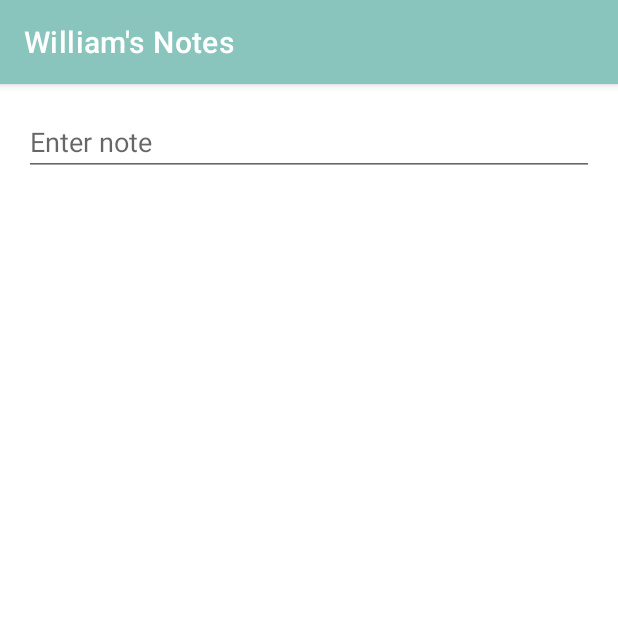
After one commit to ismayilovmurad/Williams-Notes, an Android app: the EditFragment screen opened through its navigation route, on a phone screen of 412 x 824 dp, the top half of it. The commit adds this screen. Run offline under Robolectric (Android 15) with nearby library versions, the phone set to English and light mode, and no system bars; our stand-ins replace data binding.

Commit message:
Add a second fragment to edit notes, Handle a click event on a list item

```diff
--- a/WilliamsNotes/app/src/main/java/com/martiandeveloper/williamsnotes/adapter/NoteAdapter.kt
+++ b/WilliamsNotes/app/src/main/java/com/martiandeveloper/williamsnotes/adapter/NoteAdapter.kt
@@ -8,21 +8,29 @@ import com.martiandeveloper.williamsnotes.R
 import com.martiandeveloper.williamsnotes.databinding.RecyclerviewNoteItemBinding
 import com.martiandeveloper.williamsnotes.model.Note
 
-class NoteAdapter(private val noteList: ArrayList<Note>) :
+class NoteAdapter(
+    private val noteList: ArrayList<Note>,
+    private val itemClickListener: ItemClickListener
+) :
     RecyclerView.Adapter<NoteAdapter.NoteViewHolder>() {
 
     inner class NoteViewHolder(private val recyclerviewNoteItemBinding: RecyclerviewNoteItemBinding) :
         RecyclerView.ViewHolder(recyclerviewNoteItemBinding.root) {
 
-        fun bind(note: Note) {
+        fun bind(note: Note, itemClickListener: ItemClickListener) {
+
             recyclerviewNoteItemBinding.note = note.text
             recyclerviewNoteItemBinding.executePendingBindings()
+
+            itemView.setOnClickListener {
+                itemClickListener.onItemClick(note.id)
+            }
+
         }
 
     }
 
     override fun onCreateViewHolder(parent: ViewGroup, viewType: Int): NoteViewHolder {
-
         val recyclerviewNoteItemBinding: RecyclerviewNoteItemBinding = DataBindingUtil
             .inflate(
                 LayoutInflater.from(parent.context),
@@ -32,15 +40,18 @@ class NoteAdapter(private val noteList: ArrayList<Note>) :
             )
 
         return NoteViewHolder(recyclerviewNoteItemBinding)
-
     }
 
     override fun onBindViewHolder(holder: NoteViewHolder, position: Int) {
-        holder.bind(noteList[position])
+        holder.bind(noteList[position], itemClickListener)
     }
 
     override fun getItemCount(): Int {
         return noteList.size
     }
 
+    interface ItemClickListener {
+        fun onItemClick(noteId: Int)
+    }
+
 }
--- /dev/null
+++ b/WilliamsNotes/app/src/main/java/com/martiandeveloper/williamsnotes/view/EditFragment.kt
@@ -0,0 +1,29 @@
+package com.martiandeveloper.williamsnotes.view
+
+import androidx.lifecycle.ViewModelProvider
+import android.os.Bundle
+import androidx.fragment.app.Fragment
+import android.view.LayoutInflater
+import android.view.View
+import android.view.ViewGroup
+import com.martiandeveloper.williamsnotes.viewmodel.EditViewModel
+import com.martiandeveloper.williamsnotes.R
+
+class EditFragment : Fragment() {
+
+    private lateinit var viewModel: EditViewModel
+
+    override fun onCreateView(
+        inflater: LayoutInflater, container: ViewGroup?,
+        savedInstanceState: Bundle?
+    ): View? {
+        return inflater.inflate(R.layout.fragment_edit, container, false)
+    }
+
+    override fun onActivityCreated(savedInstanceState: Bundle?) {
+        super.onActivityCreated(savedInstanceState)
+        viewModel = ViewModelProvider(this).get(EditViewModel::class.java)
+        // TODO: Use the ViewModel
+    }
+
+}
--- a/WilliamsNotes/app/src/main/java/com/martiandeveloper/williamsnotes/view/MainFragment.kt
+++ b/WilliamsNotes/app/src/main/java/com/martiandeveloper/williamsnotes/view/MainFragment.kt
@@ -6,6 +6,7 @@ import androidx.fragment.app.Fragment
 import android.view.LayoutInflater
 import android.view.View
 import android.view.ViewGroup
+import android.widget.Toast
 import androidx.databinding.DataBindingUtil
 import androidx.lifecycle.ViewModel
 import androidx.recyclerview.widget.DividerItemDecoration
@@ -17,7 +18,7 @@ import com.martiandeveloper.williamsnotes.model.Note
 import com.martiandeveloper.williamsnotes.viewmodel.MainViewModel
 import java.util.*
 
-class MainFragment : Fragment() {
+class MainFragment : Fragment(), NoteAdapter.ItemClickListener {
 
     private lateinit var mainViewModel: MainViewModel
 
@@ -49,7 +50,7 @@ class MainFragment : Fragment() {
         )
         noteList.add(Note(2, Date(), "sakdljaskldaadasdsdsdsdssssakdljaskldaadasdsdsdsdsss"))
 
-        val noteAdapter = NoteAdapter(noteList)
+        val noteAdapter = NoteAdapter(noteList, this)
 
         with(fragmentMainBinding.fragmentMainMainRV) {
             setHasFixedSize(true)
@@ -74,4 +75,8 @@ class MainFragment : Fragment() {
 
     }
 
+    override fun onItemClick(noteId: Int) {
+        Toast.makeText(context, "$noteId", Toast.LENGTH_SHORT).show()
+    }
+
 }
--- /dev/null
+++ b/WilliamsNotes/app/src/main/java/com/martiandeveloper/williamsnotes/viewmodel/EditViewModel.kt
@@ -0,0 +1,5 @@
+package com.martiandeveloper.williamsnotes.viewmodel
+
+import androidx.lifecycle.ViewModel
+
+class EditViewModel : ViewModel()
--- /dev/null
+++ b/WilliamsNotes/app/src/main/res/layout/fragment_edit.xml
@@ -0,0 +1,22 @@
+<?xml version="1.0" encoding="utf-8"?>
+<layout xmlns:android="http://schemas.android.com/apk/res/android"
+    xmlns:tools="http://schemas.android.com/tools">
+
+    <androidx.core.widget.NestedScrollView
+        android:layout_width="match_parent"
+        android:layout_height="match_parent"
+        tools:context=".view.EditFragment">
+
+        <EditText
+            android:id="@+id/fragment_edit_editET"
+            android:layout_width="match_parent"
+            android:layout_height="match_parent"
+            android:layout_margin="16dp"
+            android:autofillHints="@string/app_name"
+            android:hint="@string/enter_note"
+            android:inputType="textCapSentences|textMultiLine"
+            android:textAppearance="@style/TextAppearance.AppCompat.Medium" />
+
+    </androidx.core.widget.NestedScrollView>
+
+</layout>
--- a/WilliamsNotes/app/src/main/res/navigation/navigation_main.xml
+++ b/WilliamsNotes/app/src/main/res/navigation/navigation_main.xml
@@ -8,7 +8,19 @@
     <fragment
         android:id="@+id/mainFragment"
         android:name="com.martiandeveloper.williamsnotes.view.MainFragment"
-        android:label="main_fragment"
-        tools:layout="@layout/fragment_main" />
+        android:label="MainFragment"
+        tools:layout="@layout/fragment_main">
+
+        <action
+            android:id="@+id/action_mainFragment_to_editFragment"
+            app:destination="@id/editFragment" />
+
+    </fragment>
+
+    <fragment
+        android:id="@+id/editFragment"
+        android:name="com.martiandeveloper.williamsnotes.view.EditFragment"
+        android:label="EditFragment"
+        tools:layout="@layout/fragment_edit" />
 
 </navigation>
--- a/WilliamsNotes/app/src/main/res/values/strings.xml
+++ b/WilliamsNotes/app/src/main/res/values/strings.xml
@@ -1,3 +1,4 @@
 <resources>
     <string name="app_name">William\'s Notes</string>
+    <string name="enter_note">Enter note</string>
 </resources>
```
